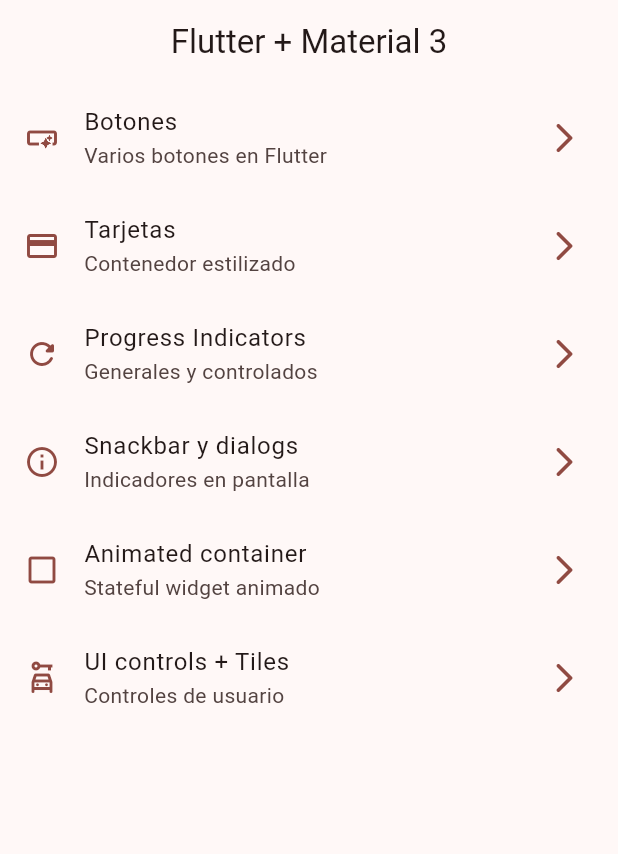
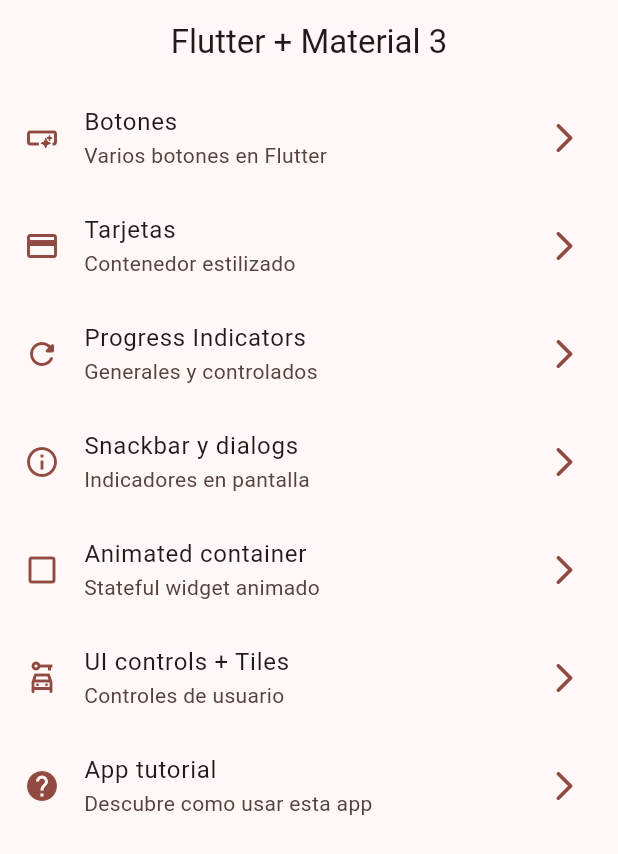
Before and after one commit to elarreglador/Flutter_Movil.widgets_app, a Flutter app: the screen it shows after launch, on a phone screen of 412 x 824 dp. Shown: the top 854 px of the screen. Run offline on Flutter 3.47's test engine with Material 3 defaults, Android fonts, the phone set to English and light mode, and no system bars; our stand-ins replace go_router.

Commit message:
Agrego las imagenes del tutorial en assets

```diff
--- a/lib/config/menu/menu_items.dart
+++ b/lib/config/menu/menu_items.dart
@@ -58,4 +58,12 @@ const appMenuItems = <MenuItem> [
     link: "/ui-controls",
     icon: Icons.car_rental_outlined
   ),
+
+  MenuItem(
+    title: "App tutorial",
+    subTitle: "Descubre como usar esta app",
+    link: "/tutorial",
+    icon: Icons.help_sharp
+  ),
+
 ];
--- a/lib/config/router/app_router.dart
+++ b/lib/config/router/app_router.dart
@@ -48,5 +48,11 @@ final appRouter = GoRouter(
       builder: (context, state) => const UiControlsScreen()
     ),
 
+    GoRoute(
+      path: "/tutorial",
+      name: AppTutorialScreen.name,
+      builder: (context, state) => const AppTutorialScreen()
+    ),
+
   ]
 );
--- a/lib/presentation/screens/app_tutorial/app_tutorial_screen.dart
+++ b/lib/presentation/screens/app_tutorial/app_tutorial_screen.dart
@@ -8,6 +8,8 @@ class AppTutorialScreen extends StatelessWidget {
 
   @override
   Widget build(BuildContext context) {
-    return Container();
+    return const Scaffold(
+
+    );
   }
 }
--- a/pubspec.yaml
+++ b/pubspec.yaml
@@ -18,3 +18,6 @@ dev_dependencies:
 
 flutter:
   uses-material-design: true
+
+assets:
+  - assets/images/
```
Also changed, not shown: assets/Images/1.png (added), assets/Images/2.png (added), assets/Images/3.png (added), assets/Images/jar-loading.gif (added).
